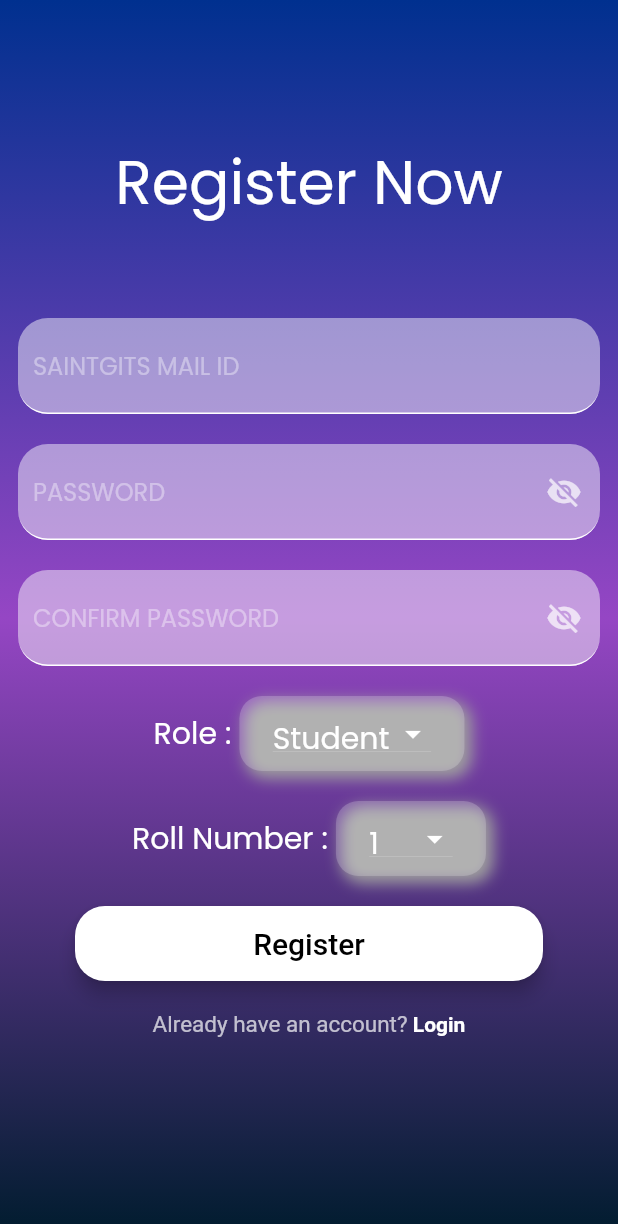
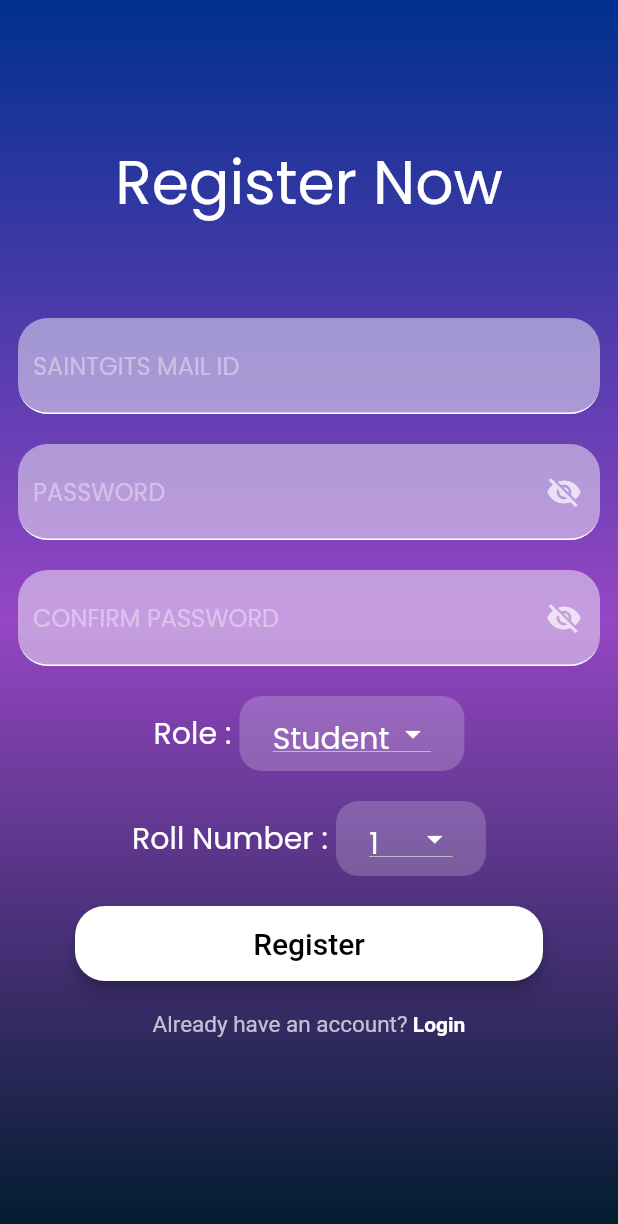
Before and after one commit to Madhav-S-S/voice_app, a Flutter app: the SignUpScreen screen opened directly, on a phone screen of 412 x 824 dp. Shown: the top 1224 px of the screen. Run offline on Flutter 3.47's test engine with Material 2 defaults, Android fonts, the phone set to English and light mode, and no system bars; our stand-ins replace animated_splash_screen, cached_network_image, cloud_firestore, connectivity_plus, firebase_auth, firebase_core and 5 more; missing offline and left inert: dart:ffi; accounts and stored records are empty.

Commit message:
Branch attribute added to users in firebase.Post creation will add the branch attribute to the post. Slight UI changes in signup screen

```diff
--- a/lib/student/draft_general.dart
+++ b/lib/student/draft_general.dart
@@ -6,6 +6,7 @@ import 'package:flutter/material.dart';
 import 'package:uuid/uuid.dart';
 import 'package:voice/student/general_complaints.dart';
 import 'package:voice/utils/color_utils.dart';
+import 'package:voice/reusable_widgets/post_card.dart';
 
 class draftGeneral extends StatefulWidget {
   const draftGeneral({Key? key}) : super(key: key);
@@ -93,6 +94,8 @@ class _draftGeneralState extends State<draftGeneral> {
   addComplaintToFirestore(String title,String description) async {
     var user = _auth.currentUser;
     String postId = Uuid().v4();
+    //get branch attribute from the current user from firestore
+    String branch = (await FirebaseFirestore.instance.collection('users').doc(user?.uid).get()).get('branch');
     DocumentReference docRef = FirebaseFirestore.instance.collection('complaints').doc(postId);
     docRef.set({
     'title': title,
@@ -103,6 +106,7 @@ class _draftGeneralState extends State<draftGeneral> {
     //set the value of 'upvotes' in firestore to an empty array
     'upvotes': [],
     'downvotes': [],
+    'branch': branch,
   });
   }
 }
--- a/lib/student/signup_screen.dart
+++ b/lib/student/signup_screen.dart
@@ -234,14 +234,6 @@ class _SignUpState extends State<SignUpScreen> {
                               //make the color of the container transparent
                               color: Color(0x33FFFFFF),
                               borderRadius: BorderRadius.circular(15),
-                              boxShadow: [
-                              BoxShadow(
-                                color: Colors.grey,
-                                spreadRadius: 1,
-                                blurRadius: 8,
-                                offset: Offset(4, 4),
-                                  )
-                                ]
                               ),
                               child: DropdownButton<String>(
                                 dropdownColor: voiceBlue,
@@ -297,14 +289,6 @@ class _SignUpState extends State<SignUpScreen> {
                                       //make the color of the container transparent
                                       color: Color(0x33FFFFFF),
                                       borderRadius: BorderRadius.circular(15),
-                                      boxShadow: [
-                                        BoxShadow(
-                                          color: Colors.grey,
-                                          spreadRadius: 1,
-                                          blurRadius: 8,
-                                          offset: Offset(4, 4),
-                                        )
-                                      ]
                                     ),
                                     child: DropdownButton<String>(
                                       dropdownColor: voiceBlue,
@@ -348,9 +332,9 @@ class _SignUpState extends State<SignUpScreen> {
                           elevation: 5.0,
                           height: 50,
                           onPressed: () {
-                            //split the string between '.' and '@' to get the branch
                             setState(() {
                               showProgress = true;
+                              //split the string between '.' and '@' to get the branch
                             });
                             signUp(emailController.text,
                                 passwordController.text,
@@ -413,7 +397,7 @@ class _SignUpState extends State<SignUpScreen> {
   postDetailsToFirestore(String email, String role) async {
     try{
     var user = _auth.currentUser;
-    var branch = email.split('.').last.split('@').first;
+    var branch = emailController.text.split('.')[1].split('@')[0];
     print(branch);
     CollectionReference ref = FirebaseFirestore.instance.collection('users');
     ref.doc(user!.uid).set({'email': emailController.text, 'role': role,'uid':user.uid,'rollNo':rollNo,'branch':branch});
```
Also changed, not shown: lib/reusable_widgets/post_card.dart (+0 -9 lines).
